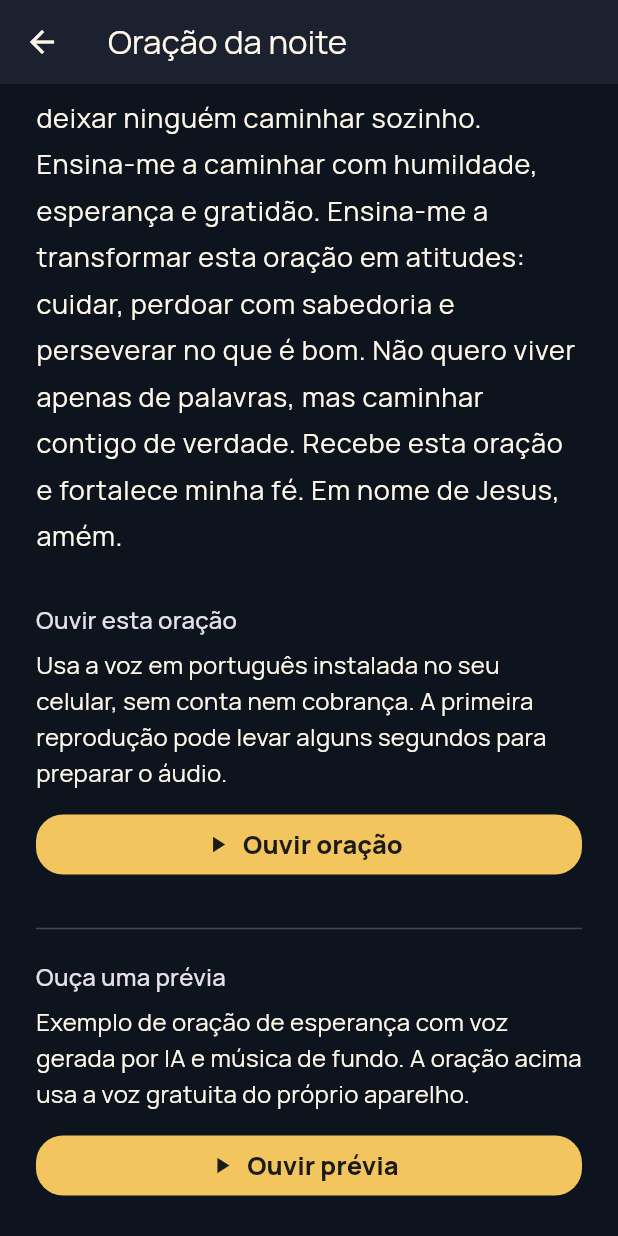
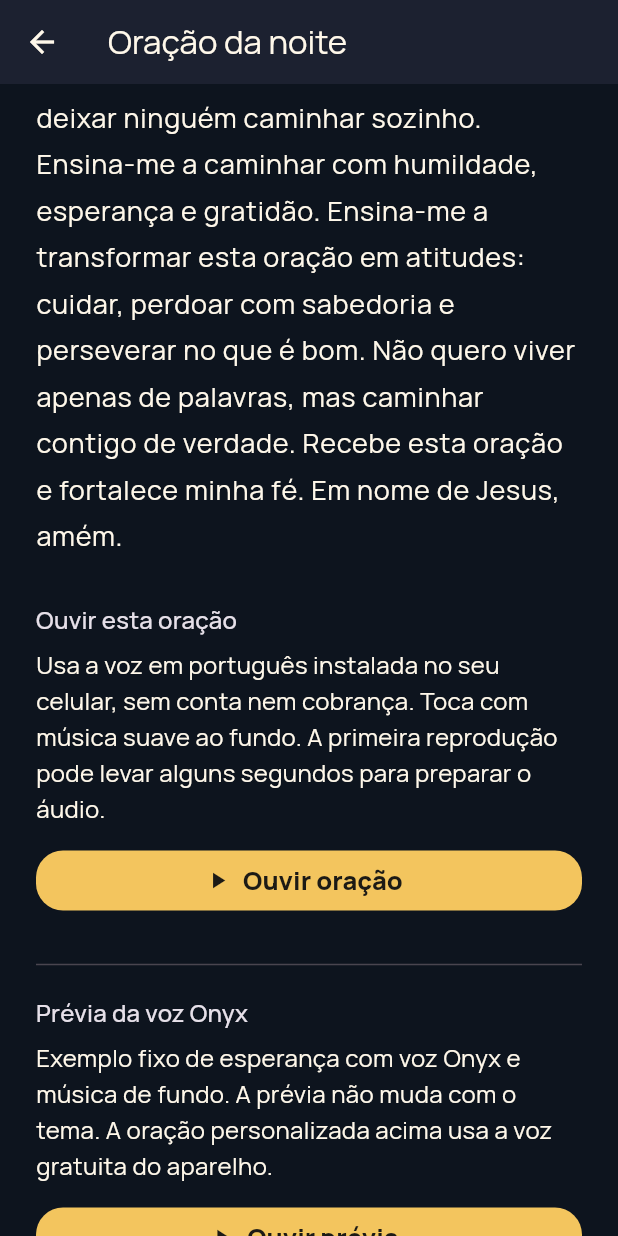
Before and after one commit to bruninhoff321-design/versiculo-na-tela, a Flutter app: the PrayerScreen screen opened directly with empty values, scrolled down 576 dp, on a phone screen of 412 x 824 dp. Run offline on Flutter 3.47's test engine with Material 3 defaults, Android fonts, the phone set to English and light mode, and no system bars; our stand-ins replace audio_service, flutter_local_notifications, flutter_timezone, flutter_tts, hive_flutter, just_audio and 3 more; missing offline and left inert: home_widget; accounts and stored records are empty; statements that could not run were skipped.

Commit message:
Dar foco ao tema da oração e adicionar música suave

```diff
--- a/lib/data/local/app_local_store.dart
+++ b/lib/data/local/app_local_store.dart
@@ -92,7 +92,7 @@ class AppLocalStore {
       const [];
 
   Future<void> writePrayerThemeIds(Iterable<String> ids) async {
-    await _settingsBox.put('prayerThemeIds', ids.toSet().toList()..sort());
+    await _settingsBox.put('prayerThemeIds', ids.toSet().toList());
   }
 
   // ---------------- Favorites ----------------
--- a/lib/domain/prayer/prayer_composer.dart
+++ b/lib/domain/prayer/prayer_composer.dart
@@ -3,6 +3,8 @@
 /// a escolha das frases muda. Não depende de rede nem envia o relato da pessoa.
 class PrayerComposer {
   const PrayerComposer();
+
+  String? labelFor(String themeId) => _themeLabels[themeId];
 
   String idFor({
     required DateTime day,
@@ -10,8 +12,8 @@ class PrayerComposer {
     Iterable<String> themeIds = const [],
     String? verseReference,
   }) {
-    final themes = themeIds.toSet().toList()..sort();
-    return '${day.year}-${day.month}-${day.day}'
+    final themes = themeIds.toSet().toList();
+    return 'v2-${day.year}-${day.month}-${day.day}'
         '-${morning ? 'manha' : 'noite'}-${themes.join('_')}'
         '-${verseReference?.trim() ?? ''}';
   }
@@ -28,27 +30,37 @@ class PrayerComposer {
     final variation = dayNumber * 2 + period;
     final opening = morning ? _morningOpenings : _eveningOpenings;
     final petition = morning ? _morningPetitions : _eveningPetitions;
-    final themes = themeIds.toSet().toList()..sort();
-    final needs = themes
-        .map((id) => _themePetitions[id])
-        .whereType<String>()
-        .take(2)
-        .toList();
+    final themes = themeIds.toSet().where(_themePetitions.containsKey).toList();
+    final focusedThemes = themes.take(2).toList();
     // Sem uma necessidade escolhida, o assunto também varia a cada dia.
     final dailyNeed = _dailyThemes[variation % _dailyThemes.length];
 
     final parts = <String>[
-      if (needs.isNotEmpty)
+      if (focusedThemes.isNotEmpty)
         'Senhor Deus, tu conheces o que estou vivendo, inclusive o que ainda '
             'não consigo colocar em palavras. Acolhe-me neste momento.',
-      if (needs.isNotEmpty) ...needs,
+      for (final theme in focusedThemes) ...[
+        'Hoje trago especialmente a ti minha necessidade de ${_themeLabels[theme]}.',
+        _themePetitions[theme]!,
+        if (theme == focusedThemes.first) _themeReflections[theme]!,
+      ],
       opening[variation % opening.length],
       petition[(variation ~/ 5) % petition.length],
-      if (needs.isEmpty) _themePetitions[dailyNeed]!,
-      _gratitudes[(variation ~/ 3) % _gratitudes.length],
-      _intercessions[(variation ~/ 7) % _intercessions.length],
+      if (focusedThemes.isEmpty) _themePetitions[dailyNeed]!,
+      if (focusedThemes.isEmpty)
+        _gratitudes[(variation ~/ 3) % _gratitudes.length]
+      else
+        'Obrigado por me ouvir com paciência e por me lembrar que posso pedir ajuda.',
+      if (focusedThemes.isEmpty)
+        _intercessions[(variation ~/ 7) % _intercessions.length]
+      else
+        'Cuida também de quem vive uma dor parecida e aproxima de nós pessoas dispostas a ouvir.',
+      if (focusedThemes.isNotEmpty)
+        'Volto a colocar ${_themeLabels[focusedThemes.first]} diante de ti. '
+            'Que esta oração se torne apoio concreto para o próximo passo de hoje.',
       _reflections[(variation ~/ 25) % _reflections.length],
-      _commitments[(variation ~/ 11) % _commitments.length],
+      if (focusedThemes.isEmpty)
+        _commitments[(variation ~/ 11) % _commitments.length],
       if (verseReference != null && verseReference.trim().isNotEmpty)
         'Ao lembrar da tua Palavra em ${verseReference.trim()}, '
             'ajuda-me a vivê-la hoje.',
@@ -168,4 +180,76 @@ class PrayerComposer {
     'gratidao':
         'Abre meus olhos para reconhecer as bênçãos deste dia e agradecer.',
   };
+
+  static const _themeLabels = <String, String>{
+    'paz': 'paz',
+    'ansiedade': 'alívio para a ansiedade',
+    'medo': 'coragem diante do medo',
+    'tristeza': 'consolo na tristeza',
+    'cansaco': 'descanso',
+    'forca': 'força',
+    'fe': 'fé',
+    'amor_sofrimento': 'cura para a dor no amor',
+    'dinheiro': 'sabedoria financeira',
+    'familia': 'cuidado com a família',
+    'trabalho': 'direção no trabalho',
+    'relacionamento': 'cuidado no relacionamento',
+    'perdao': 'perdão',
+    'recomeco': 'um recomeço',
+    'esperanca': 'esperança',
+    'decisao': 'sabedoria para decidir',
+    'proposito': 'propósito',
+    'aproximar_de_deus': 'proximidade contigo',
+    'solidao': 'companhia na solidão',
+    'fase_dificil': 'sustento nesta fase difícil',
+    'luto': 'consolo no luto',
+    'gratidao': 'gratidão',
+  };
+
+  static const _themeReflections = <String, String>{
+    'paz':
+        'Mesmo que a situação ao meu redor ainda não tenha mudado, ajuda-me a encontrar um momento de calma. Ensina-me a responder com serenidade e a cuidar do que está ao meu alcance.',
+    'ansiedade':
+        'Quando meus pensamentos correrem para o futuro, traz-me de volta ao presente. Ajuda-me a distinguir o que posso fazer agora daquilo que preciso entregar em tuas mãos.',
+    'medo':
+        'Não quero fingir que não sinto medo. Mostra-me um passo possível e aproxima pessoas que possam caminhar comigo enquanto enfrento o que me assusta.',
+    'tristeza':
+        'Permite que eu reconheça minha dor sem me sentir culpado por ela. Dá-me companhia, tempo e pequenos sinais de cuidado para atravessar este dia.',
+    'cansaco':
+        'Mostra-me onde preciso fazer uma pausa e o que posso deixar para depois. Renova meu corpo e minha mente e ensina-me que descansar também é cuidado.',
+    'forca':
+        'Há desafios que parecem maiores que minhas forças. Ajuda-me a perseverar sem carregar tudo sozinho e a pedir apoio quando eu precisar.',
+    'fe':
+        'Mesmo com dúvidas, quero continuar buscando tua presença. Abre meus olhos para tua Palavra e dá-me confiança para caminhar um passo de cada vez.',
+    'amor_sofrimento':
+        'Não deixes que esta ferida defina meu valor. Ajuda-me a reconhecer o que preciso curar, a estabelecer limites bons e a receber amor sem medo.',
+    'dinheiro':
+        'Tu conheces as contas e as preocupações que tenho. Dá-me clareza para organizar o que posso, coragem para pedir ajuda e oportunidades justas para seguir.',
+    'familia':
+        'Tu conheces cada pessoa da minha casa e as conversas que ainda precisamos ter. Ensina-nos a ouvir, respeitar e procurar reconciliação com cuidado.',
+    'trabalho':
+        'Acompanha-me nas tarefas, nas decisões e nas dificuldades do trabalho. Ajuda-me a agir com honestidade e a reconhecer caminhos quando uma porta se fechar.',
+    'relacionamento':
+        'Ensina-me a comunicar o que sinto com respeito e a escutar sem desprezar a dor do outro. Que haja verdade, cuidado e limites saudáveis entre nós.',
+    'perdao':
+        'Não quero apressar a cura nem negar o que aconteceu. Guia-me para soltar o peso da amargura, sem abandonar a sabedoria e os limites necessários.',
+    'recomeco':
+        'Ajuda-me a não medir meu futuro apenas pelos erros de ontem. Mostra-me o primeiro passo possível e dá-me paciência para construir algo novo.',
+    'esperanca':
+        'Quando o futuro parecer fechado, lembra-me de que este momento não é toda a minha história. Ajuda-me a enxergar uma possibilidade real de seguir e a encontrar apoio para não desistir.',
+    'decisao':
+        'Acalma a pressa e ajuda-me a avaliar as consequências com clareza. Aproxima conselhos confiáveis e dá-me coragem para escolher com responsabilidade.',
+    'proposito':
+        'Ajuda-me a perceber meus dons e a usá-los para servir. Que meus planos não sejam guiados só pela ansiedade, mas por amor, verdade e perseverança.',
+    'aproximar_de_deus':
+        'Ensina-me a reservar um tempo para tua Palavra e a falar contigo com sinceridade. Mesmo quando me sinto distante, ajuda-me a recomeçar esta conversa.',
+    'solidao':
+        'Tu vês os momentos em que me sinto invisível. Aproxima pessoas com quem eu possa conversar e ajuda-me a dar um pequeno passo em direção à companhia.',
+    'fase_dificil':
+        'Não preciso resolver toda esta fase hoje. Dá-me forças para o próximo passo, descanso quando necessário e pessoas que possam oferecer ajuda concreta.',
+    'luto':
+        'A saudade tem seu próprio tempo. Acolhe minhas lembranças e minhas lágrimas; aproxima pessoas que saibam ouvir sem exigir que eu esteja bem depressa.',
+    'gratidao':
+        'Ajuda-me a nomear as coisas boas sem ignorar as difíceis. Quero agradecer com sinceridade e transformar essa gratidão em cuidado com outras pessoas.',
+  };
 }
--- a/lib/presentation/descubra/descubra_screen.dart
+++ b/lib/presentation/descubra/descubra_screen.dart
@@ -54,7 +54,11 @@ class _DescubraScreenState extends State<DescubraScreen> {
       ));
       return;
     }
-    final prayerThemes = {...themeIds, ...result.matchedThemes}.toList();
+    // A escolha explícita da pessoa tem prioridade sobre temas inferidos.
+    // O texto livre só define o tema se nenhum cartão foi selecionado.
+    final prayerThemes = themeIds.isNotEmpty
+        ? themeIds.toList()
+        : app.detectPrayerThemes(_textController.text).toList();
     await app.setPrayerThemes(prayerThemes);
     if (!mounted) return;
     setState(() {
--- a/lib/presentation/oracao/prayer_screen.dart
+++ b/lib/presentation/oracao/prayer_screen.dart
@@ -19,13 +19,13 @@ class PrayerScreen extends StatelessWidget {
 
   @override
   Widget build(BuildContext context) {
+    const composer = PrayerComposer();
     final title = themeIds.isNotEmpty
-        ? 'Uma oração para você'
+        ? 'Oração: ${composer.labelFor(themeIds.first) ?? 'para você'}'
         : morning
             ? 'Oração da manhã'
             : 'Oração da noite';
     final today = DateTime.now();
-    const composer = PrayerComposer();
     final prayer = composer.compose(
       day: today,
       morning: morning,
@@ -67,7 +67,8 @@ class PrayerScreen extends StatelessWidget {
             const SizedBox(height: 6),
             const Text(
               'Usa a voz em português instalada no seu celular, sem conta nem cobrança. '
-              'A primeira reprodução pode levar alguns segundos para preparar o áudio.',
+              'Toca com música suave ao fundo. A primeira reprodução pode levar '
+              'alguns segundos para preparar o áudio.',
             ),
             const SizedBox(height: 12),
             ValueListenableBuilder<bool>(
@@ -114,18 +115,20 @@ class PrayerScreen extends StatelessWidget {
             const SizedBox(height: 24),
             const Divider(),
             const SizedBox(height: 12),
-            Text('Ouça uma prévia',
+            Text('Prévia da voz Onyx',
                 style: Theme.of(context).textTheme.titleMedium),
             const SizedBox(height: 6),
             const Text(
-              'Exemplo de oração de esperança com voz gerada por IA e música de fundo. '
-              'A oração acima usa a voz gratuita do próprio aparelho.',
+              'Exemplo fixo de esperança com voz Onyx e música de fundo. '
+              'A prévia não muda com o tema. A oração personalizada acima '
+              'usa a voz gratuita do aparelho.',
             ),
             const SizedBox(height: 12),
             StreamBuilder<PlayerState>(
               stream: PrayerAudioPlayer.instance.player.playerStateStream,
               builder: (context, snapshot) {
-                final playing = snapshot.data?.playing == true;
+                final playing = snapshot.data?.playing == true &&
+                    PrayerAudioPlayer.instance.currentPrayerId == null;
                 return FilledButton.icon(
                   onPressed: () async {
                     try {
--- a/lib/presentation/state/app_state.dart
+++ b/lib/presentation/state/app_state.dart
@@ -287,13 +287,16 @@ class AppState extends ChangeNotifier {
   }
 
   Future<void> setPrayerThemes(Iterable<String> ids) async {
-    prayerThemeIds = ids.toSet().toList()..sort();
+    prayerThemeIds = ids.toSet().toList();
     await localStore.writePrayerThemeIds(prayerThemeIds);
     if (settings.prayerRemindersEnabled) {
       unawaited(_prewarmPrayerAudio());
     }
     notifyListeners();
   }
+
+  Set<String> detectPrayerThemes(String freeText) =>
+      MatchVerseForInputUseCase.detectThemes(freeText, _synonyms);
 
   // ---------------- "O que você precisa ouvir?" ----------------
 
--- a/pubspec.yaml
+++ b/pubspec.yaml
@@ -1,7 +1,7 @@
 name: versiculo_na_tela
 description: "Um versículo bíblico sempre visível na tela do celular."
 publish_to: 'none'
-version: 0.1.9+10
+version: 0.1.10+11
 
 environment:
   sdk: '>=3.3.0 <4.0.0'
```
Also changed, not shown: lib/data/audio/prayer_audio_mixer.dart (added, +86 -0 lines), lib/data/audio/prayer_audio_player.dart (+11 -3 lines), lib/domain/usecases/match_verse_for_input.dart (+13 -9 lines), 2 other files.
